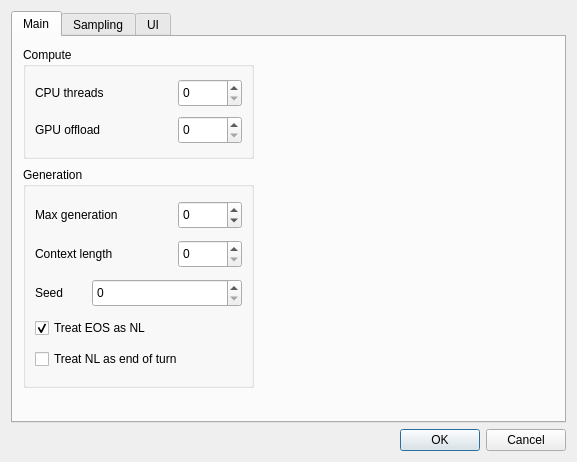
The window that anna_graphica/settingsdialog.ui (matrixsmaster/ANNA) describes before a commit, drawn with Qt 5.
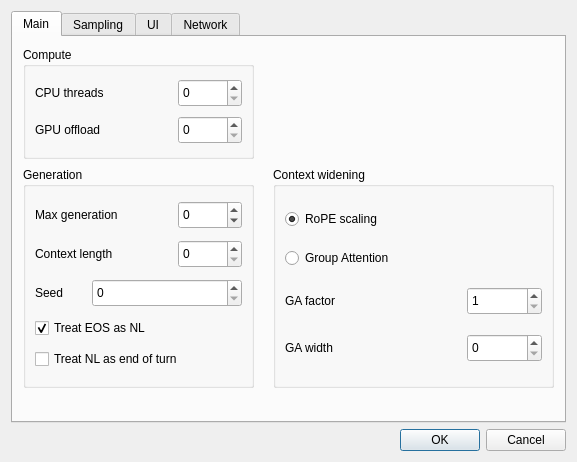
The same window after the commit. The open tabs and pages were chosen to show the change. Icons and pictures are not drawn.

Commit message: GUI: Added more settings, none implemented so far

Diff of the .ui file:
```diff
--- a/anna_graphica/settingsdialog.ui
+++ b/anna_graphica/settingsdialog.ui
@@ -266,6 +266,104 @@
         </item>
        </layout>
       </widget>
+      <widget class="QGroupBox" name="groupBox_8">
+       <property name="geometry">
+        <rect>
+         <x>260</x>
+         <y>130</y>
+         <width>281</width>
+         <height>221</height>
+        </rect>
+       </property>
+       <property name="title">
+        <string>Context widening</string>
+       </property>
+       <layout class="QVBoxLayout" name="verticalLayout_8">
+        <item>
+         <widget class="QRadioButton" name="ctxRopeScale">
+          <property name="text">
+           <string>RoPE scaling</string>
+          </property>
+          <property name="checked">
+           <bool>true</bool>
+          </property>
+         </widget>
+        </item>
+        <item>
+         <widget class="QRadioButton" name="ctxUseGA">
+          <property name="text">
+           <string>Group Attention</string>
+          </property>
+         </widget>
+        </item>
+        <item>
+         <layout class="QHBoxLayout" name="horizontalLayout_5">
+          <item>
+           <widget class="QLabel" name="label_7">
+            <property name="text">
+             <string>GA factor</string>
+            </property>
+           </widget>
+          </item>
+          <item>
+           <widget class="QSpinBox" name="gaFactor">
+            <property name="minimumSize">
+             <size>
+              <width>75</width>
+              <height>28</height>
+             </size>
+            </property>
+            <property name="maximumSize">
+             <size>
+              <width>75</width>
+              <height>28</height>
+             </size>
+            </property>
+            <property name="minimum">
+             <number>1</number>
+            </property>
+            <property name="maximum">
+             <number>16384</number>
+            </property>
+           </widget>
+          </item>
+         </layout>
+        </item>
+        <item>
+         <layout class="QHBoxLayout" name="horizontalLayout_6">
+          <item>
+           <widget class="QLabel" name="label_8">
+            <property name="text">
+             <string>GA width</string>
+            </property>
+           </widget>
+          </item>
+          <item>
+           <widget class="QDoubleSpinBox" name="gaWidth">
+            <property name="minimumSize">
+             <size>
+              <width>75</width>
+              <height>28</height>
+             </size>
+            </property>
+            <property name="maximumSize">
+             <size>
+              <width>75</width>
+              <height>28</height>
+             </size>
+            </property>
+            <property name="decimals">
+             <number>0</number>
+            </property>
+            <property name="maximum">
+             <double>16384.000000000000000</double>
+            </property>
+           </widget>
+          </item>
+         </layout>
+        </item>
+       </layout>
+      </widget>
      </widget>
      <widget class="QWidget" name="tab_2">
       <attribute name="title">
@@ -923,6 +1021,63 @@
        </property>
        <property name="text">
         <string>Change</string>
+       </property>
+      </widget>
+      <widget class="QCheckBox" name="checkBox">
+       <property name="geometry">
+        <rect>
+         <x>10</x>
+         <y>280</y>
+         <width>531</width>
+         <height>25</height>
+        </rect>
+       </property>
+       <property name="text">
+        <string>Clear chat log on model change / new dialog</string>
+       </property>
+      </widget>
+      <widget class="QCheckBox" name="checkBox_2">
+       <property name="geometry">
+        <rect>
+         <x>10</x>
+         <y>310</y>
+         <width>531</width>
+         <height>25</height>
+        </rect>
+       </property>
+       <property name="text">
+        <string>Automatically add prompt text on saving</string>
+       </property>
+      </widget>
+     </widget>
+     <widget class="QWidget" name="tab_4">
+      <attribute name="title">
+       <string>Network</string>
+      </attribute>
+      <widget class="QCheckBox" name="useServer">
+       <property name="geometry">
+        <rect>
+         <x>10</x>
+         <y>80</y>
+         <width>291</width>
+         <height>25</height>
+        </rect>
+       </property>
+       <property name="text">
+        <string>Use remote server for inference</string>
+       </property>
+      </widget>
+      <widget class="QLineEdit" name="serverAddr">
+       <property name="geometry">
+        <rect>
+         <x>10</x>
+         <y>120</y>
+         <width>531</width>
+         <height>27</height>
+        </rect>
+       </property>
+       <property name="text">
+        <string>127.0.0.1:8080</string>
        </property>
       </widget>
      </widget>
```
Left out of the diff: 6 changed lines with no effect on the pictures. The commit also changes 3 other files.
